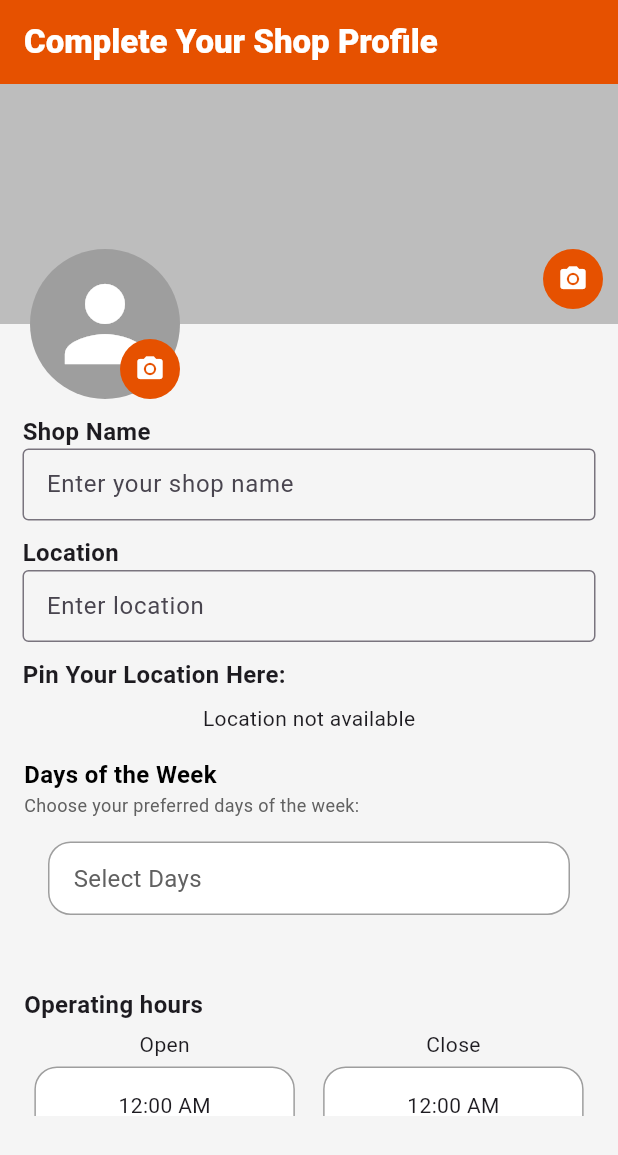
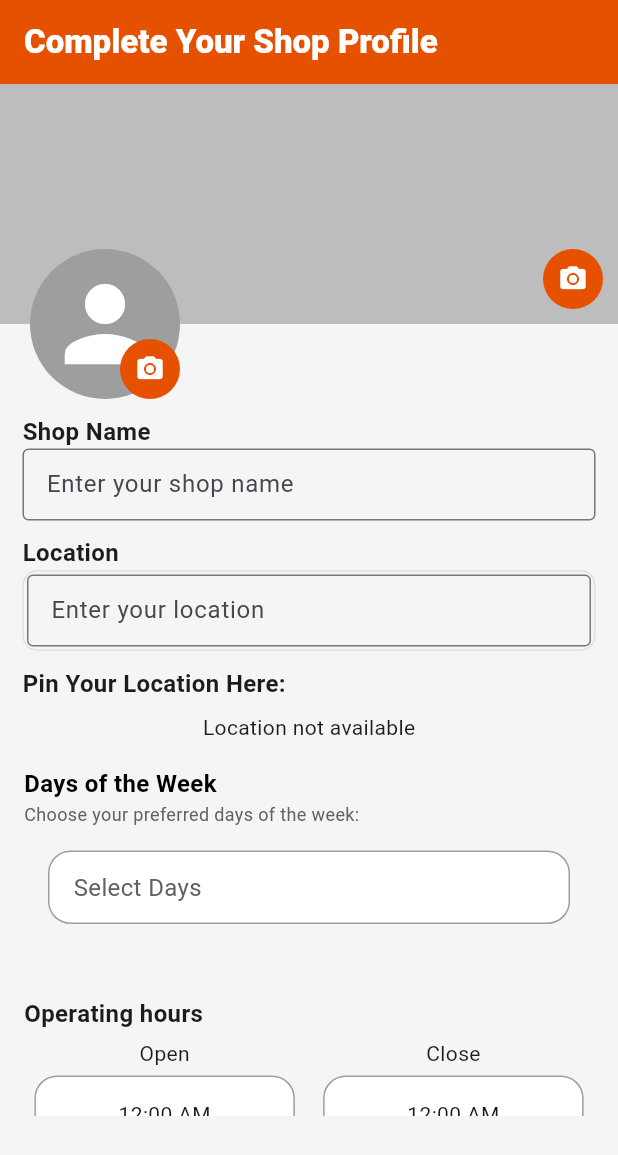
Before and after one commit to TechPyllars2024/AutoCareAutomotive, a Flutter app: the AutomotiveCompleteProfileScreen screen opened directly, on a phone screen of 412 x 824 dp. Shown: the top 1155 px of the screen. Run offline on Flutter 3.47's test engine with Material 3 defaults, Android fonts, the phone set to English and light mode, and no system bars; drawn by our look-alikes of google_places_flutter; our stand-ins replace carousel_slider, cloud_firestore, curved_navigation_bar, file_picker, firebase_auth, firebase_core and 12 more; missing offline and left inert: flutter_pannable_rating_bar, flutter_pdfview; accounts and stored records are empty.

Commit message:
Feature-profile_management-: added an autocomplete for the input of location in automotive_complete_profile.dart

```diff
--- a/lib/ProfileManagement/screens/automotive_complete_profile.dart
+++ b/lib/ProfileManagement/screens/automotive_complete_profile.dart
@@ -3,8 +3,10 @@ import 'dart:io';
 import 'dart:ui';
 import 'package:autocare_automotiveshops/Authentication/screens/onboardingPage3.dart';
 import 'package:autocare_automotiveshops/ProfileManagement/screens/automotive_pin_location.dart';
+import 'package:flutter_dotenv/flutter_dotenv.dart';
 import 'package:geolocator/geolocator.dart';
 import 'package:google_maps_flutter/google_maps_flutter.dart';
+import 'package:google_places_flutter/google_places_flutter.dart';
 import 'package:logger/logger.dart';
 import '../services/pin_location.dart';
 import '../widgets/button.dart';
@@ -163,7 +165,7 @@ class _AutomotiveCompleteProfileScreenState
       logger.e('Error loading marker: $e');
     } finally {
       setState(() {
-        _isLoading = false; // Hide loading indicator once done.
+        _isLoading = false;
       });
     }
   }
@@ -394,9 +396,10 @@ class _AutomotiveCompleteProfileScreenState
           crossAxisAlignment: CrossAxisAlignment.start,
           children: [
             // Shop Name TextField with Label
-        const Text('Shop Name', style: TextStyle(fontSize: 16,
-            fontWeight: FontWeight.bold)),
-        TextField(
+            const Text('Shop Name',
+                style: TextStyle(fontSize: 16, fontWeight: FontWeight.bold)),
+            FocusScope(
+              child: TextField(
                 controller: _shopNameController,
                 decoration: InputDecoration(
                   hintText: 'Enter your shop name',
@@ -407,20 +410,37 @@ class _AutomotiveCompleteProfileScreenState
                   contentPadding: const EdgeInsets.all(12),
                 ),
               ),
+            ),
             const SizedBox(height: 10),
 
             // Location TextField with Label
-        const Text('Location', style: TextStyle(fontSize: 16,
-            fontWeight: FontWeight.bold)),
-        TextField(
-          controller: _locationController,
-          decoration: InputDecoration(
-            hintText: 'Enter location',
+            const Text('Location',
+                style: TextStyle(fontSize: 16, fontWeight: FontWeight.bold)),
+            FocusScope(
+              child: GooglePlaceAutoCompleteTextField(
+                textEditingController: _locationController,
+                googleAPIKey: dotenv.env['GOOGLE_MAPS_API_KEY']!,
+                inputDecoration: InputDecoration(
+                  hintText: 'Enter your location',
                   border: const OutlineInputBorder(),
                   focusedBorder: OutlineInputBorder(
                     borderSide: BorderSide(color: Colors.orange.shade900),
                   ),
                   contentPadding: const EdgeInsets.all(12),
+                ),
+                debounceTime: 400,
+                showError: false,
+                containerVerticalPadding: 2,
+                containerHorizontalPadding: 2,
+                boxDecoration: BoxDecoration(
+                  borderRadius: BorderRadius.circular(10),
+                  border: Border.all(color: Colors.grey.shade300),
+                ),
+                countries: const ['ph'],
+                isLatLngRequired: true,
+                itemClick: (prediction) {
+                  _locationController.text = prediction.description!;
+                },
               ),
             ),
             const SizedBox(height: 10),
@@ -437,12 +457,16 @@ class _AutomotiveCompleteProfileScreenState
             // Google Map for pinning location
             _isLoading
                 ? const Center(
-          child: CircularProgressIndicator(), // Show loading until location is set
+                    child:
+                        CircularProgressIndicator(
+                          valueColor: AlwaysStoppedAnimation<Color>(Colors.orange),
+                        ),
                   )
                 : (_initialLocation == null
                     ? const Center(child: Text('Location not available'))
                     : SizedBox(
-          height: 200, // Adjust the size for a better visual appearance
+                        height:
+                            200, // Adjust the size for a better visual appearance
                         child: Card(
                           shape: RoundedRectangleBorder(
                             borderRadius: BorderRadius.circular(10),
@@ -450,7 +474,8 @@ class _AutomotiveCompleteProfileScreenState
                           elevation: 4.0,
                           child: GoogleMap(
                             initialCameraPosition: CameraPosition(
-                target: _initialLocation ?? const LatLng(0.0, 0.0),
+                              target:
+                                  _initialLocation ?? const LatLng(0.0, 0.0),
                               zoom: 18.0,
                             ),
                             onMapCreated: _onMapCreated,
@@ -462,7 +487,6 @@ class _AutomotiveCompleteProfileScreenState
           ],
         ),
       );
-
 
   // Cover image
   Widget buildCoverImage() => Stack(
@@ -574,7 +598,10 @@ class _AutomotiveCompleteProfileScreenState
                   child: Column(
                     crossAxisAlignment: CrossAxisAlignment.center,
                     children: [
-                      const Text('Open', style: TextStyle(fontSize: 14),),
+                      const Text(
+                        'Open',
+                        style: TextStyle(fontSize: 14),
+                      ),
                       const SizedBox(height: 5),
                       Container(
                         padding: const EdgeInsets.symmetric(
@@ -601,7 +628,10 @@ class _AutomotiveCompleteProfileScreenState
                   child: Column(
                     crossAxisAlignment: CrossAxisAlignment.center,
                     children: [
-                      const Text('Close', style: TextStyle(fontSize: 14),),
+                      const Text(
+                        'Close',
+                        style: TextStyle(fontSize: 14),
+                      ),
                       const SizedBox(height: 5),
                       Container(
                         padding: const EdgeInsets.symmetric(
@@ -659,7 +689,8 @@ class _AutomotiveCompleteProfileScreenState
 
   // Days of the week selection
   Widget dayOfTheWeekSelection() => Padding(
-    padding: const EdgeInsets.all(16.0), // Increased padding for better spacing
+        padding:
+            const EdgeInsets.all(16.0), // Increased padding for better spacing
         child: Column(
           crossAxisAlignment: CrossAxisAlignment.start,
           children: [
@@ -703,10 +734,10 @@ class _AutomotiveCompleteProfileScreenState
         ),
       );
 
-
   // Number of bookings per hour selection
   Widget numberOfBookingsSelection() => Padding(
-    padding: const EdgeInsets.all(16.0), // Increased padding for better spacing
+        padding:
+            const EdgeInsets.all(16.0), // Increased padding for better spacing
         child: Column(
           crossAxisAlignment: CrossAxisAlignment.start,
           children: [
@@ -727,8 +758,10 @@ class _AutomotiveCompleteProfileScreenState
                     max: 10,
                     divisions: 9, // For 1 to 10
                     label: _numberOfBookingPerHour.toString(),
-                activeColor: Colors.orange.shade900, // Slider color when active
-                inactiveColor: Colors.grey.shade300, // Slider color when inactive
+                    activeColor:
+                        Colors.orange.shade900, // Slider color when active
+                    inactiveColor:
+                        Colors.grey.shade300, // Slider color when inactive
                     onChanged: (double value) {
                       setState(() {
                         _numberOfBookingPerHour = value.toInt();
@@ -736,7 +769,8 @@ class _AutomotiveCompleteProfileScreenState
                     },
                   ),
                 ),
-            const SizedBox(width: 8), // Space between slider and number text
+                const SizedBox(
+                    width: 8), // Space between slider and number text
                 Text(
                   '$_numberOfBookingPerHour',
                   style: const TextStyle(
@@ -750,7 +784,8 @@ class _AutomotiveCompleteProfileScreenState
             const SizedBox(height: 5),
             Row(
               children: [
-            const Icon(Icons.info_outline, size: 14, color: Colors.grey), // Info icon
+                const Icon(Icons.info_outline,
+                    size: 14, color: Colors.grey), // Info icon
                 const SizedBox(width: 5),
                 Text(
                   'Adjust the number of bookings allowed per hour.',
@@ -764,5 +799,4 @@ class _AutomotiveCompleteProfileScreenState
           ],
         ),
       );
-
 }
```
Lines whose indentation alone changed are shown as unchanged.
